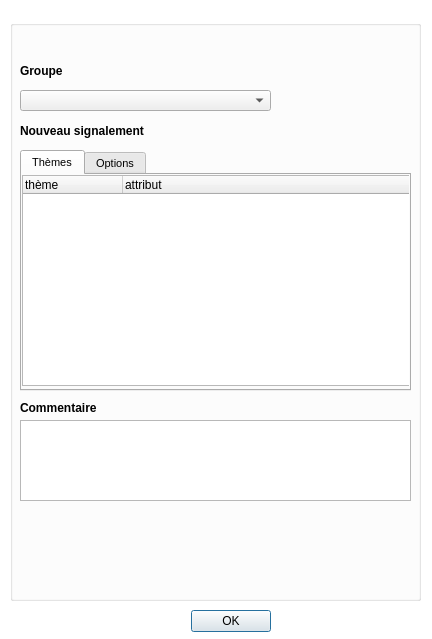
IGNF/espace-collaboratif-qgis-plugin, file ign_espace_collaboratif/FormCreateReport_base.ui: the form before one commit.
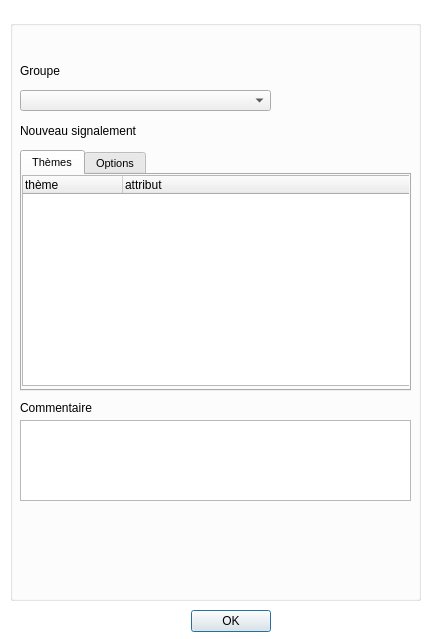
The form after the commit. Icons and pictures are not drawn.

What changed in the file:
```diff
--- a/ign_espace_collaboratif/FormCreateReport_base.ui
+++ b/ign_espace_collaboratif/FormCreateReport_base.ui
@@ -40,7 +40,7 @@
    <property name="font">
     <font>
      <pointsize>7</pointsize>
-     <weight>50</weight>
+     <weight>400</weight>
      <bold>false</bold>
     </font>
    </property>
@@ -208,7 +208,7 @@
     <property name="font">
      <font>
       <pointsize>9</pointsize>
-      <weight>75</weight>
+      <weight>700</weight>
       <bold>true</bold>
      </font>
     </property>
@@ -228,7 +228,7 @@
     <property name="font">
      <font>
       <pointsize>9</pointsize>
-      <weight>75</weight>
+      <weight>700</weight>
       <bold>true</bold>
      </font>
     </property>
@@ -261,7 +261,7 @@
     <property name="font">
      <font>
       <pointsize>9</pointsize>
-      <weight>75</weight>
+      <weight>700</weight>
       <bold>true</bold>
      </font>
     </property>
```
Left out of the diff: 2 changed lines with no effect on the pictures.
